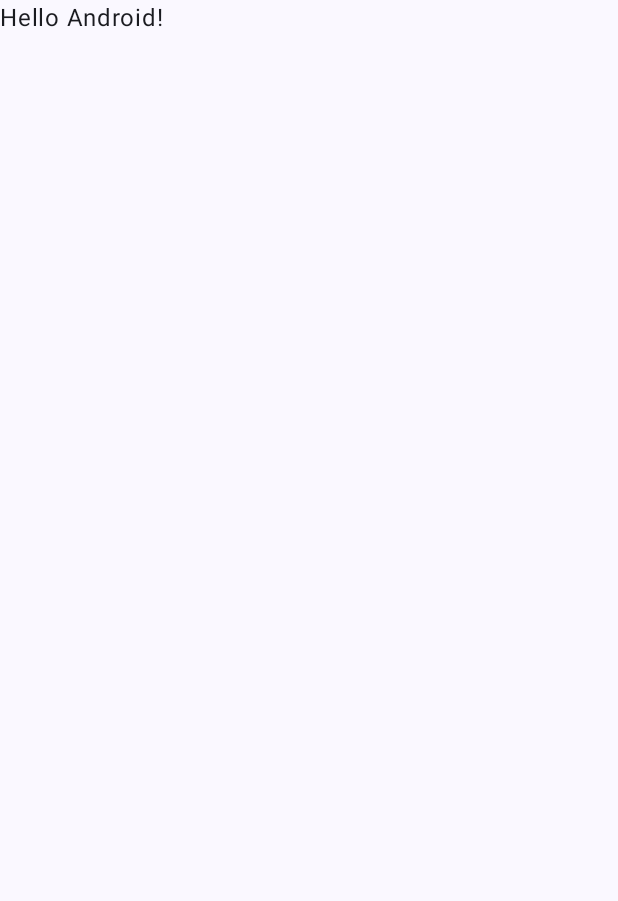
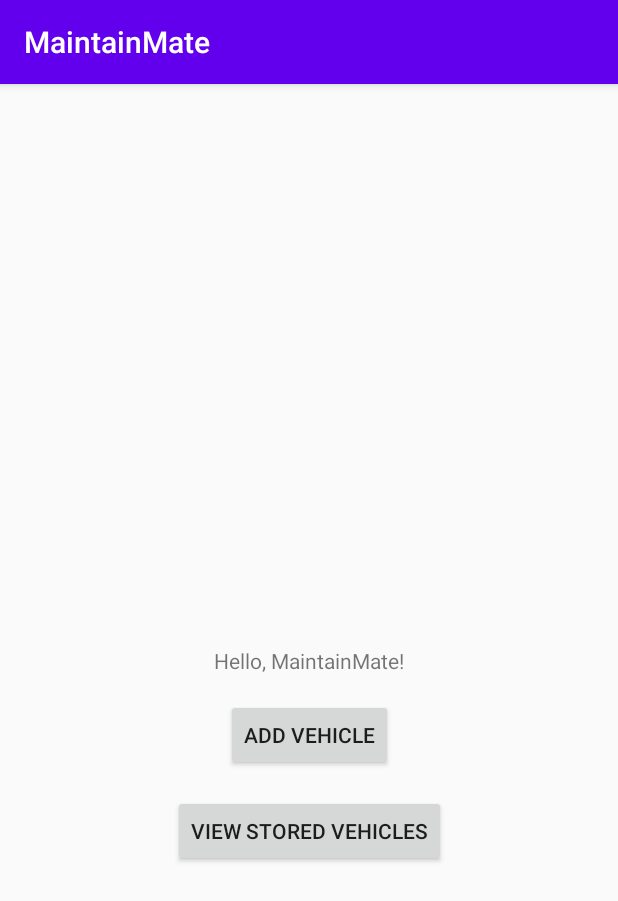
Before and after one commit to NitsuaBee/MaintainMate, an Android app built with Jetpack Compose: the screen it shows after launch (MainActivity), on a phone screen of 412 x 824 dp. Before the commit the part shown is almost empty. Shown: the top 901 px of the screen. Run offline under Robolectric (Android 15) with nearby library versions, the phone set to English and light mode, and no system bars.

Commit message:
2nd Commit - Notification function, add vehicle function, start of vehicle history.

```diff
--- a/app/build.gradle.kts
+++ b/app/build.gradle.kts
@@ -66,4 +66,8 @@ dependencies {
     androidTestImplementation(libs.androidx.ui.test.junit4)
     debugImplementation(libs.androidx.ui.tooling)
     debugImplementation(libs.androidx.ui.test.manifest)
+    implementation("androidx.work:work-runtime-ktx:2.9.1")
+    implementation("androidx.appcompat:appcompat:1.6.1")
+    implementation("androidx.core:core-ktx:1.9.0")
+    implementation("androidx.constraintlayout:constraintlayout:2.1.4")
 }
--- a/app/src/main/java/com/example/maintainmate/MainActivity.kt
+++ b/app/src/main/java/com/example/maintainmate/MainActivity.kt
@@ -1,47 +1,29 @@
 package com.example.maintainmate
 
+import android.content.Intent
 import android.os.Bundle
-import androidx.activity.ComponentActivity
-import androidx.activity.compose.setContent
-import androidx.activity.enableEdgeToEdge
-import androidx.compose.foundation.layout.fillMaxSize
-import androidx.compose.foundation.layout.padding
-import androidx.compose.material3.Scaffold
-import androidx.compose.material3.Text
-import androidx.compose.runtime.Composable
-import androidx.compose.ui.Modifier
-import androidx.compose.ui.tooling.preview.Preview
-import com.example.maintainmate.ui.theme.MaintainMateTheme
+import android.widget.Button
+import androidx.appcompat.app.AppCompatActivity
 
-class MainActivity : ComponentActivity() {
+class MainActivity : AppCompatActivity() {
+
     override fun onCreate(savedInstanceState: Bundle?) {
         super.onCreate(savedInstanceState)
-        enableEdgeToEdge()
-        setContent {
-            MaintainMateTheme {
-                Scaffold(modifier = Modifier.fillMaxSize()) { innerPadding ->
-                    Greeting(
-                        name = "Android",
-                        modifier = Modifier.padding(innerPadding)
-                    )
-                }
-            }
+        setContentView(R.layout.activity_main)
+
+        val buttonOpenAddVehicle = findViewById<Button>(R.id.buttonOpenAddVehicle)
+        val buttonViewVehicles = findViewById<Button>(R.id.buttonViewVehicles)
+
+        // Navigate to AddVehicleActivity when the button is clicked
+        buttonOpenAddVehicle.setOnClickListener {
+            val intent = Intent(this, AddVehicleActivity::class.java)
+            startActivity(intent)
+        }
+
+        // Navigate to ViewVehiclesActivity when the button is clicked
+        buttonViewVehicles.setOnClickListener {
+            val intent = Intent(this, ViewVehiclesActivity::class.java)
+            startActivity(intent)
         }
     }
 }
-
-@Composable
-fun Greeting(name: String, modifier: Modifier = Modifier) {
-    Text(
-        text = "Hello $name!",
-        modifier = modifier
-    )
-}
-
-@Preview(showBackground = true)
-@Composable
-fun GreetingPreview() {
-    MaintainMateTheme {
-        Greeting("Android")
-    }
-}
--- /dev/null
+++ b/app/src/main/res/layout/activity_main.xml
@@ -0,0 +1,42 @@
+<?xml version="1.0" encoding="utf-8"?>
+<androidx.constraintlayout.widget.ConstraintLayout xmlns:android="http://schemas.android.com/apk/res/android"
+    xmlns:app="http://schemas.android.com/apk/res-auto"
+    xmlns:tools="http://schemas.android.com/tools"
+    android:layout_width="match_parent"
+    android:layout_height="match_parent"
+    tools:context=".MainActivity">
+
+    <!-- Example TextView -->
+    <TextView
+        android:id="@+id/exampleText"
+        android:layout_width="wrap_content"
+        android:layout_height="wrap_content"
+        android:text="Hello, MaintainMate!"
+        app:layout_constraintBottom_toBottomOf="parent"
+        app:layout_constraintLeft_toLeftOf="parent"
+        app:layout_constraintRight_toRightOf="parent"
+        app:layout_constraintTop_toTopOf="parent" />
+
+    <!-- Add Vehicle Button -->
+    <Button
+        android:id="@+id/buttonOpenAddVehicle"
+        android:layout_width="wrap_content"
+        android:layout_height="wrap_content"
+        android:text="Add Vehicle"
+        app:layout_constraintTop_toBottomOf="@id/exampleText"
+        app:layout_constraintStart_toStartOf="parent"
+        app:layout_constraintEnd_toEndOf="parent"
+        android:layout_marginTop="16dp" />
+
+    <!-- View Vehicles Button -->
+    <Button
+        android:id="@+id/buttonViewVehicles"
+        android:layout_width="wrap_content"
+        android:layout_height="wrap_content"
+        android:text="View Stored Vehicles"
+        app:layout_constraintTop_toBottomOf="@id/buttonOpenAddVehicle"
+        app:layout_constraintStart_toStartOf="parent"
+        app:layout_constraintEnd_toEndOf="parent"
+        android:layout_marginTop="16dp" />
+
+</androidx.constraintlayout.widget.ConstraintLayout>
--- a/app/src/main/res/values/strings.xml
+++ b/app/src/main/res/values/strings.xml
@@ -1,3 +1,4 @@
 <resources>
     <string name="app_name">MaintainMate</string>
+    <string name="no_vehicles">No vehicles available</string>
 </resources>
--- /dev/null
+++ b/app/src/main/res/values/styles.xml
@@ -0,0 +1,9 @@
+<resources>
+    <!-- Base application theme -->
+    <style name="Theme.MaintainMate" parent="Theme.AppCompat.Light.DarkActionBar">
+        <!-- Customize your theme here -->
+        <item name="colorPrimary">@color/purple_500</item>
+        <item name="colorPrimaryDark">@color/purple_700</item>
+        <item name="colorAccent">@color/teal_200</item>
+    </style>
+</resources>
--- a/app/src/main/res/values/themes.xml
+++ b/app/src/main/res/values/themes.xml
@@ -1,5 +1,4 @@
 <?xml version="1.0" encoding="utf-8"?>
 <resources>
 
-    <style name="Theme.MaintainMate" parent="android:Theme.Material.Light.NoActionBar" />
 </resources>
```
Also changed, not shown: app/src/main/AndroidManifest.xml (+11 -1 lines), app/src/main/java/com/example/maintainmate/AddVehicleActivity.kt (added, +68 -0 lines), app/src/main/java/com/example/maintainmate/Notification.kt (added, +37 -0 lines), app/src/main/java/com/example/maintainmate/NotificationWorker.kt (added, +13 -0 lines), app/src/main/java/com/example/maintainmate/Vehicle.kt (added, +8 -0 lines), app/src/main/java/com/example/maintainmate/ViewVehiclesActivity.kt (added, +77 -0 lines), app/src/main/res/layout/activity_add_vehicle.xml (added, +65 -0 lines), app/src/main/res/layout/activity_view_vehicles.xml (added, +27 -0 lines).
